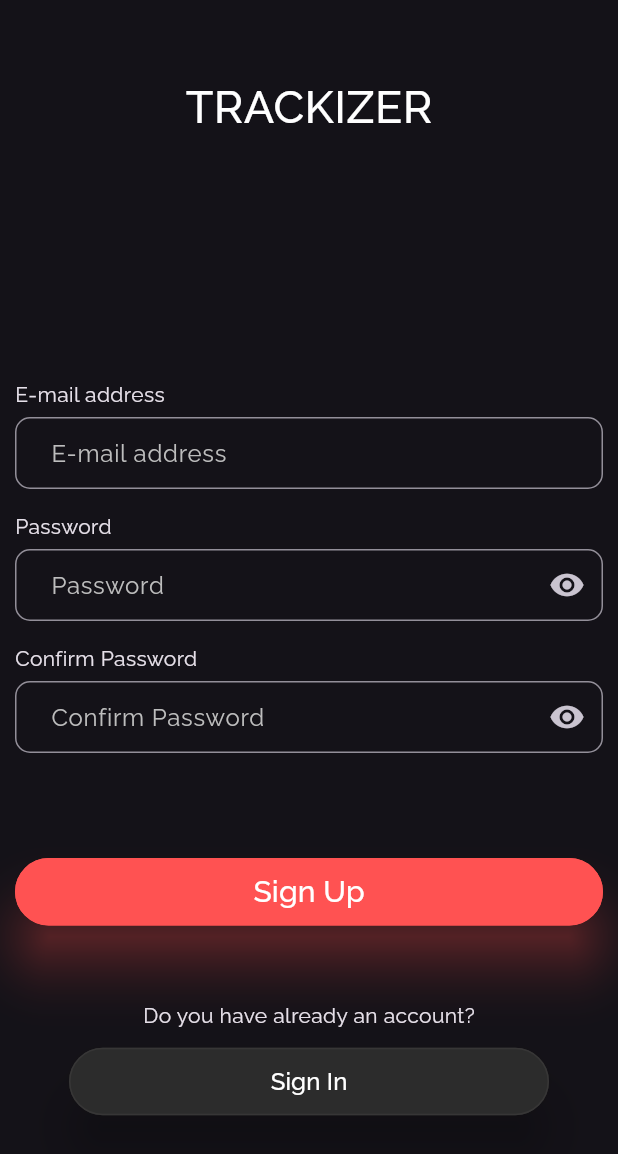
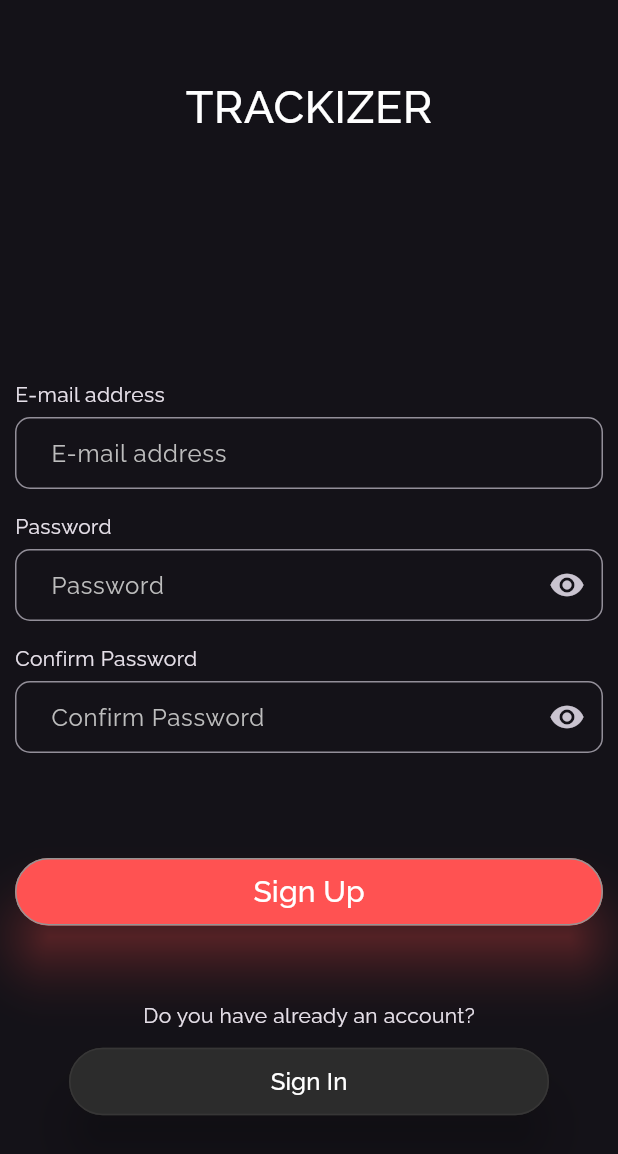
Before and after one commit to RJ2607/Finance_App_Frontend, a Flutter app: the signUp screen opened directly, on a phone screen of 412 x 824 dp. Shown: the top 1154 px of the screen. Run offline on Flutter 3.47's test engine with Material 3 defaults, Android fonts, the phone set to English and light mode, and no system bars; our stand-ins replace cloud_firestore, firebase_auth, firebase_core, firebase_storage, fl_chart, icons_plus and 2 more; accounts and stored records are empty; network calls fail.

Commit message:
Update submit_button.dart with loading indicator and color customization

```diff
--- a/lib/widgets/submit_button.dart
+++ b/lib/widgets/submit_button.dart
@@ -29,16 +29,16 @@ class SubmitButton extends StatelessWidget {
             loading ? null : onPressed();
           },
           style: TextButton.styleFrom(
-              shadowColor: loading ? Colors.black : Colors.redAccent,
+              shadowColor: loading ? Colors.black : color,
               elevation: 15,
               fixedSize: Size(340, 45),
               side: BorderSide(
                 width: 1,
                 color: loading
                     ? const Color.fromARGB(255, 65, 65, 65)
-                    : Colors.redAccent,
+                    : Color.fromARGB(255, 148, 148, 148),
               ),
-              backgroundColor: loading ? Colors.grey[800] : Colors.redAccent),
+              backgroundColor: loading ? Colors.grey[800] : color),
           child: loading
               ? SizedBox(
                   height: 25,
```
